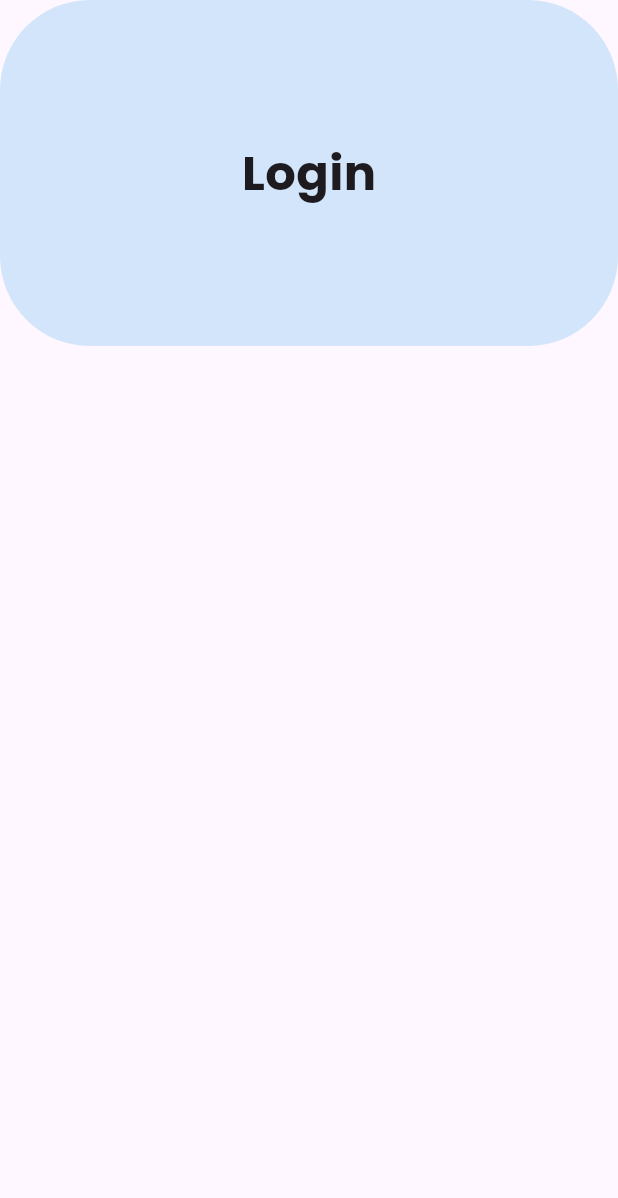
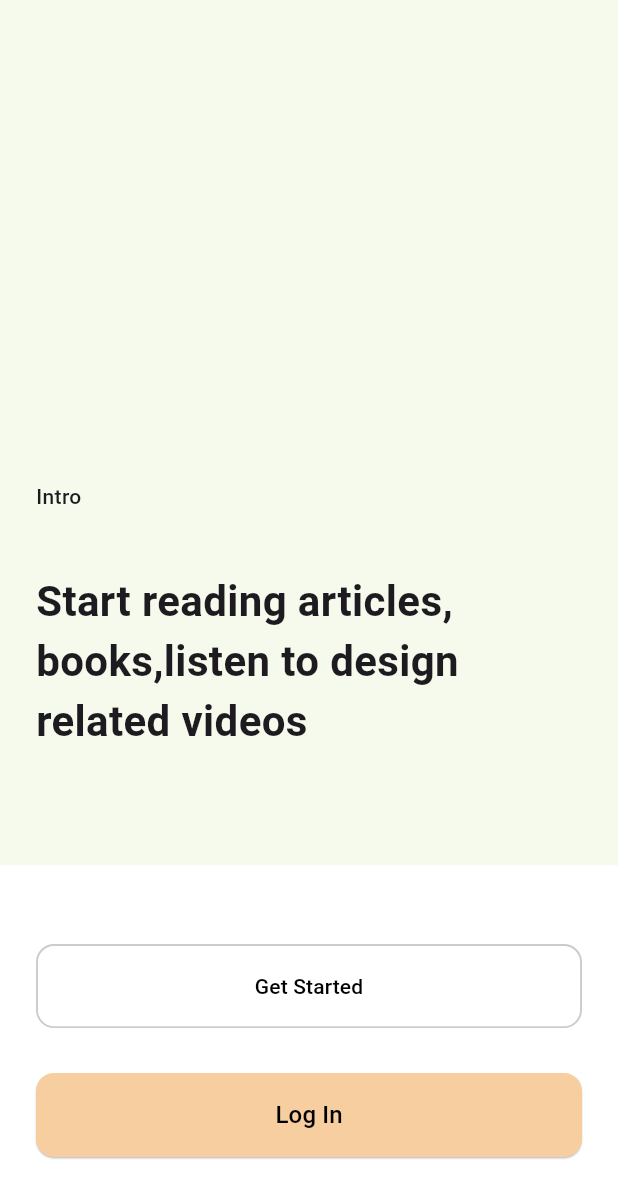
Before and after one commit to SunilKividor/Nanoblogs-frontend, a Flutter app: the screen it shows after launch, on a phone screen of 412 x 824 dp. Shown: the top 1198 px of the screen. Run offline on Flutter 3.47's test engine with Material 3 defaults, Android fonts, the light colour scheme and no system bars; our stand-ins replace dio, envied, flutter_riverpod, flutter_secure_storage, fpdart, gap and 4 more; missing offline and left inert: go_router_page_transition; generated files the repository leaves out were written again.

Commit message:
feat(auth): Added onboarding screen and routing in auth

```diff
--- a/lib/app.dart
+++ b/lib/app.dart
@@ -1,6 +1,7 @@
 import 'package:flutter/material.dart';
 import 'package:flutter_riverpod/flutter_riverpod.dart';
 import 'package:nanoblogs/src/config/routes/router.dart';
+import 'package:nanoblogs/src/config/theme/theme.dart';
 
 class MyApp extends ConsumerWidget {
   const MyApp({super.key});
@@ -12,6 +13,7 @@ class MyApp extends ConsumerWidget {
       debugShowCheckedModeBanner: false,
       title: 'NanoBlogs',
       routerConfig: router,
+      theme: lightThemeData,
     );
   }
 }
--- a/lib/src/config/routes/auth_routes.dart
+++ b/lib/src/config/routes/auth_routes.dart
@@ -1,11 +1,34 @@
 part of 'router.dart';
 
-@TypedGoRoute<LoginScreenRoute>(path:'/login')
+@TypedGoRoute<OnboardingScreenRoute>(path:'/onboarding',
+routes: [
+  TypedGoRoute<LoginScreenRoute>(path:'login'),
+  TypedGoRoute<SignUpScreenRoute>(path:'signup'),
+])
+
+class OnboardingScreenRoute extends GoRouteData {
+  const OnboardingScreenRoute();
+
+  @override
+  Widget build(context,state) {
+    return const OnboardingScreen();
+  }
+}
+
+class SignUpScreenRoute extends GoRouteData {
+  const SignUpScreenRoute();
+
+   @override
+  Page<void> buildPage(context, GoRouterState state) {
+    return PageTranition.slideRight(context, state, const SignUpScreen());
+  }
+}
+
 class LoginScreenRoute extends GoRouteData {
   const LoginScreenRoute();
 
-  @override
-  Widget build(context,state) {
-    return LoginScreen();
+   @override
+  Page<void> buildPage(context, GoRouterState state) {
+    return PageTranition.slideRight(context, state, const LoginScreen());
   }
 }
--- a/lib/src/config/routes/router.dart
+++ b/lib/src/config/routes/router.dart
@@ -1,6 +1,9 @@
 import 'package:flutter/material.dart';
 import 'package:go_router/go_router.dart';
-import 'package:nanoblogs/src/features/auth/presentation/screens/login_screen.dart';
+import 'package:go_router_page_transition/go_router_page_transition.dart';
+import 'package:nanoblogs/src/features/auth/presentation/screens/authentication/login_screen.dart';
+import 'package:nanoblogs/src/features/auth/presentation/screens/authentication/sign_up.dart';
+import 'package:nanoblogs/src/features/auth/presentation/screens/onboarding/onboarding.dart';
 import 'package:riverpod_annotation/riverpod_annotation.dart';
 
 export 'package:go_router/go_router.dart';
@@ -11,7 +14,7 @@ part 'auth_routes.dart';
 @Riverpod(keepAlive:true)
 GoRouter router(RouterRef ref){
   return GoRouter(
-    initialLocation: LoginScreenRoute().location,
+    initialLocation: OnboardingScreenRoute().location,
     debugLogDiagnostics: true,
     routes: $appRoutes,
     errorBuilder: (ctx,state) => Text('Error'),
--- a/lib/src/config/theme/font.dart
+++ b/lib/src/config/theme/font.dart
@@ -2,4 +2,4 @@
 
 import 'package:google_fonts/google_fonts.dart';
 
-const Poppins = GoogleFonts.poppins;
+const Calladia = GoogleFonts.libreCaslonDisplay;
--- a/lib/src/config/theme/theme.dart
+++ b/lib/src/config/theme/theme.dart
@@ -0,0 +1,6 @@
+
+import 'package:flutter/material.dart';
+
+final lightThemeData = ThemeData(
+  scaffoldBackgroundColor: Color.fromARGB(255, 245, 250, 236)
+);
--- a/lib/src/core/resources/extensions.dart
+++ b/lib/src/core/resources/extensions.dart
@@ -1,5 +1,6 @@
 
 import 'package:flutter/material.dart';
+import 'package:nanoblogs/src/core/utils/enums.dart';
 
 extension BuildContextExtension on BuildContext {
     MediaQueryData get mediaQueryData => MediaQuery.of(this);
@@ -11,3 +12,11 @@ extension BuildContextExtension on BuildContext {
     return (s.width, s.height);
 }
 }
+
+extension ButtonSizeExtension on ButtonSize {
+  double get height => switch(this) {
+    ButtonSize.small => 40,
+    ButtonSize.medium => 48,
+    ButtonSize.large => 56,
+  };
+}
--- /dev/null
+++ b/lib/src/core/utils/enums.dart
@@ -0,0 +1 @@
+enum ButtonSize {small,medium,large}
--- a/lib/src/features/auth/presentation/screens/login_screen.dart
+++ b/lib/src/features/auth/presentation/screens/authentication/login_screen.dart
@@ -1,5 +1,4 @@
 import 'package:flutter/material.dart';
-import 'package:nanoblogs/src/features/auth/presentation/widgets/animated_banner.dart';
 
 class LoginScreen extends StatefulWidget {
   const LoginScreen({super.key});
@@ -14,7 +13,7 @@ class _LoginScreenState extends State<LoginScreen> {
     return const Scaffold(
       body: Column(
         children: [
-          AnimatedBanner(title: 'Login',),
+          Text('Login Page')
         ],
       )
     );
--- /dev/null
+++ b/lib/src/features/auth/presentation/screens/authentication/sign_up.dart
@@ -0,0 +1,21 @@
+import 'package:flutter/material.dart';
+
+class SignUpScreen extends StatefulWidget {
+  const SignUpScreen({super.key});
+
+  @override
+  State<SignUpScreen> createState() => _LoginScreenState();
+}
+
+class _LoginScreenState extends State<SignUpScreen> {
+  @override
+  Widget build(BuildContext context) {
+    return const Scaffold(
+      body: Column(
+        children: [
+          Text('Signup Page')
+        ],
+      )
+    );
+  }
+}
--- /dev/null
+++ b/lib/src/features/auth/presentation/screens/onboarding/onboarding.dart
@@ -0,0 +1,75 @@
+import 'package:flutter/material.dart';
+import 'package:gap/gap.dart';
+import 'package:nanoblogs/src/config/routes/router.dart';
+import 'package:nanoblogs/src/config/theme/font.dart';
+import 'package:nanoblogs/src/core/resources/extensions.dart';
+import 'package:nanoblogs/src/core/utils/enums.dart';
+import 'package:nanoblogs/src/features/common/widgets/square_button.dart';
+
+class OnboardingScreen extends StatefulWidget {
+  const OnboardingScreen({super.key});
+
+  @override
+  State<OnboardingScreen> createState() => _OnboardingScreenState();
+}
+
+class _OnboardingScreenState extends State<OnboardingScreen> {
+  @override
+  Widget build(BuildContext context) {
+    final (_, height) = context.screenSize;
+    return Scaffold(
+      body: Center(
+        child: Column(
+          mainAxisAlignment: MainAxisAlignment.end,
+          crossAxisAlignment: CrossAxisAlignment.start,
+          children: [
+             const Padding(
+              padding:  EdgeInsets.symmetric(horizontal: 24,vertical: 10),
+              child: Text('Intro',
+              style: TextStyle(
+                fontWeight: FontWeight.w500
+              )
+              ),
+            ),
+            const Gap(20),
+            Padding(
+              padding: const EdgeInsets.symmetric(horizontal: 24,vertical: 10),
+              child: Text('Start reading articles,\nbooks,listen to design\nrelated videos',
+              style: Calladia(
+                fontSize: 28,
+                fontWeight: FontWeight.bold
+              )
+              ),
+            ),
+            Gap(height*0.08),
+            Container(
+              height: height * 0.3,
+              color: Colors.white,
+              child: Column(
+                mainAxisAlignment: MainAxisAlignment.center,
+                children: [
+                  SquareOutlineButton(
+                    title: 'Get Started',
+                    onTap: (){
+                      const SignUpScreenRoute().push(context);
+                    },
+                    size: ButtonSize.large,
+                  ),
+                  const Gap(30),
+                  SquareFilledButton(
+                    title: 'Log In',
+                    onTap: () {
+                      const LoginScreenRoute().push(context);
+                    } ,
+                    size: ButtonSize.large,
+                    color: const Color(0xfff6ce9f),
+                  )
+                ],
+              ),
+            )
+          ],
+        ),
+      ),
+    );
+  }
+}
--- a/lib/src/features/auth/presentation/widgets/animated_banner.dart
+++ /dev/null
@@ -1,32 +0,0 @@
-import 'package:flutter/material.dart';
-import 'package:nanoblogs/src/config/theme/font.dart';
-import 'package:nanoblogs/src/core/resources/extensions.dart';
-
-class AnimatedBanner extends StatefulWidget {
-  const AnimatedBanner({super.key, required this.title});
-
-  final String title;
-
-  @override
-  State<AnimatedBanner> createState() => _AnimatedBannerState();
-}
-
-class _AnimatedBannerState extends State<AnimatedBanner> {
-  @override
-  Widget build(BuildContext context) {
-    final (width,height) = context.screenSize;
-    return Container(
-      alignment: Alignment.center,
-      height: height *0.28,
-      width: width,
-      decoration: BoxDecoration(
-        color: const Color(0xffd2e5fa),
-        borderRadius: BorderRadius.circular(60),
-      ),
-      child: Text(widget.title,style: Poppins(
-        fontSize: 32,
-        fontWeight: FontWeight.bold
-      ),),
-    );
-  }
-}
--- /dev/null
+++ b/lib/src/features/common/widgets/square_button.dart
@@ -0,0 +1,69 @@
+import 'package:flutter/material.dart';
+import 'package:nanoblogs/src/core/resources/extensions.dart';
+import 'package:nanoblogs/src/core/utils/enums.dart';
+
+class SquareFilledButton extends StatelessWidget {
+  const SquareFilledButton(
+      {super.key,
+      this.size = ButtonSize.medium,
+      required this.title,
+      required this.onTap,
+      required this.color});
+
+  final ButtonSize size;
+  final String title;
+  final Function() onTap;
+  final Color color;
+
+  @override
+  Widget build(BuildContext context) {
+    return Container(
+      padding: const EdgeInsets.symmetric(horizontal: 24),
+      height: size.height,
+      width: double.maxFinite,
+      child: ElevatedButton(
+        onPressed: onTap,
+        style: ElevatedButton.styleFrom(
+            elevation: 0.5,
+            backgroundColor: color,
+            foregroundColor: Colors.black,
+            shape:
+                RoundedRectangleBorder(borderRadius: BorderRadius.circular(12))),
+        child: Text(title,
+            style: const TextStyle(fontSize: 16, fontWeight: FontWeight.w500)),
+      ),
+    );
+  }
+}
+
+class SquareOutlineButton extends StatelessWidget {
+  const SquareOutlineButton({
+    super.key,
+    this.size = ButtonSize.medium,
+    required this.title,
+    required this.onTap,
+  });
+
+  final ButtonSize size;
+  final String title;
+  final Function() onTap;
+
+  @override
+  Widget build(BuildContext context) {
+    return Container(
+        padding: const EdgeInsets.symmetric(horizontal: 24),
+        height: size.height,
+        width: double.maxFinite,
+        child: OutlinedButton(
+          onPressed: onTap,
+          style: OutlinedButton.styleFrom(
+            foregroundColor: Colors.black,
+            shape: RoundedRectangleBorder(
+              borderRadius: BorderRadius.circular(12),
+            ),
+            side: BorderSide(color: Colors.black.withOpacity(0.2),width: 1.3),
+          ),
+          child: Text(title),
+        ));
+  }
+}
--- a/pubspec.yaml
+++ b/pubspec.yaml
@@ -18,12 +18,13 @@ dependencies:
   envied: ^0.5.3
   flutter_riverpod: ^2.4.10
   riverpod_annotation: ^2.3.4
-  go_router: ^13.2.0
+  go_router: ^12.1.3
   json_annotation: ^4.8.1
   flutter_secure_storage: ^9.0.0
   logger: ^2.1.0
   gap: ^3.0.1
   google_fonts: 6.0.0
+  go_router_page_transition: ^0.1.0
 
   cupertino_icons: ^1.0.2
 
```
Also changed, not shown: lib/src/config/routes/router.g.dart, pubspec.lock, 3 other files.
